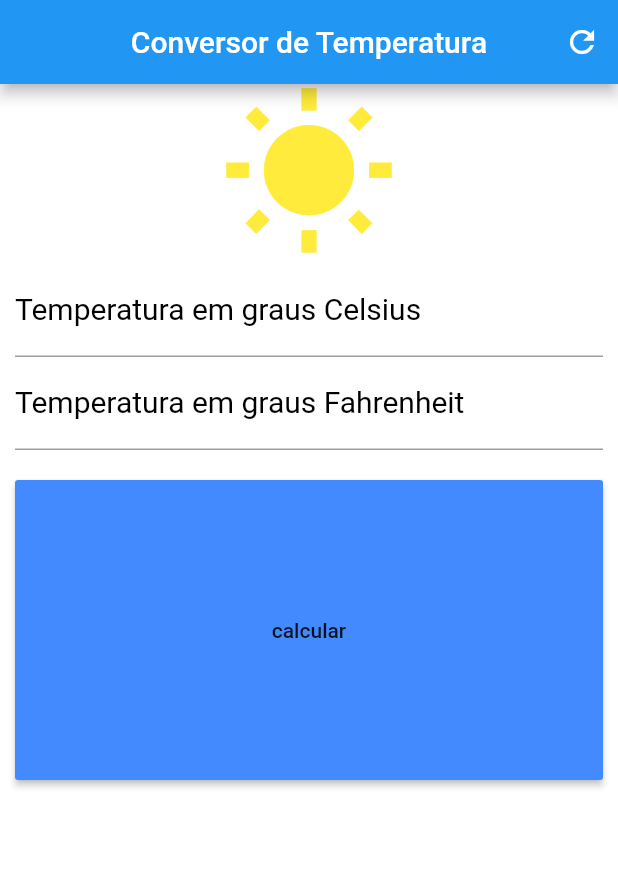
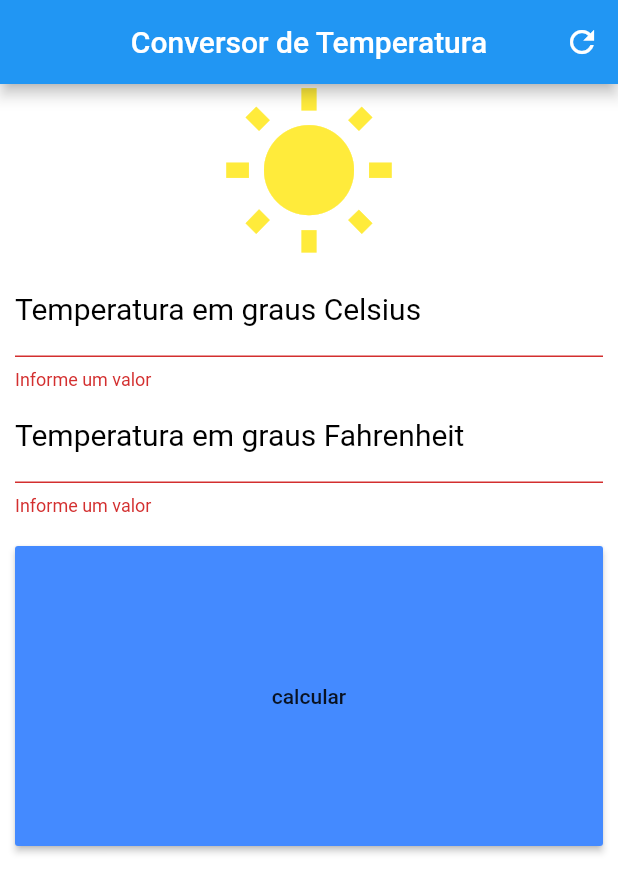
Before and after one commit to jodair/conversor_temperatura, a Flutter app: the screen it shows after launch, after a tap on "calcular", on a phone screen of 412 x 824 dp. Shown: the top 893 px of the screen. Run offline on Flutter 3.47's test engine with Material 2 defaults, Android fonts, the phone set to English and light mode, and no system bars.

```diff
--- a/lib/main.dart
+++ b/lib/main.dart
@@ -10,6 +10,28 @@ class Home extends StatefulWidget{
 }
 
 class _HomeState extends State<Home>{
+
+  TextEditingController celsiusController = TextEditingController(
+
+  );
+
+  TextEditingController fahrenheitController = TextEditingController(
+
+  );
+
+  GlobalKey<FormState> _formKey = GlobalKey<FormState>();
+
+  void _resetFields(){
+    celsiusController.text = "";
+    fahrenheitController.text = "";
+  }
+
+  void _converter(){
+    double celsius = double.parse(celsiusController.text);
+    double fahrenheit = celsius * 1.8 + 32.0;
+    fahrenheitController.text = fahrenheit.toStringAsFixed(4);
+  }
+
   @override
   Widget build(BuildContext context){
     AppBar appBar = AppBar(
@@ -19,7 +41,7 @@ class _HomeState extends State<Home>{
       actions: <Widget>[
         IconButton(
           icon: Icon(Icons.refresh),
-          onPressed: () {},
+          onPressed: _resetFields,
         ),
       ],
     );
@@ -30,7 +52,11 @@ class _HomeState extends State<Home>{
     TextStyle styleField = TextStyle(color: Colors.blueAccent);
 
     RaisedButton raisedButton = RaisedButton(
-      onPressed: (){},
+      onPressed: (){
+        if(_formKey.currentState.validate()){
+          _converter();
+        }
+      },
       child: Text("calcular"),
       color: Colors.blueAccent,
     );
@@ -45,7 +71,7 @@ class _HomeState extends State<Home>{
       child: containerBtn,
     );
 
-    TextField tempCelsius = TextField(
+    TextFormField tempCelsius = TextFormField(
       keyboardType: TextInputType.number,
       decoration: InputDecoration(
         labelText: "Temperatura em graus Celsius",
@@ -53,9 +79,15 @@ class _HomeState extends State<Home>{
       ),
       textAlign: TextAlign.center,
       style: styleField,
+      controller: celsiusController,
+      validator: (value){
+        if(value.isEmpty){
+          return "Informe um valor";
+        }
+      },
     );
 
-    TextField tempFahrenheit = TextField(
+    TextFormField tempFahrenheit = TextFormField(
       keyboardType: TextInputType.number,
       decoration: InputDecoration(
         labelText: "Temperatura em graus Fahrenheit",
@@ -63,6 +95,12 @@ class _HomeState extends State<Home>{
       ),
       textAlign: TextAlign.center,
       style: styleField,
+      controller: fahrenheitController,
+      validator: (value){
+        if(value.isEmpty){
+          return "Informe um valor";
+        }
+      },
     );
 
     Column column = Column(
@@ -73,8 +111,13 @@ class _HomeState extends State<Home>{
       ],
     );
 
+    Form form = Form(
+      child: column,
+      key: _formKey,
+    );
+
     SingleChildScrollView singleChildScrollView = SingleChildScrollView(
-      child: column,
+      child: form,
       padding: EdgeInsets.fromLTRB(10.0, 0, 10.0, 0),
     );
 
```
